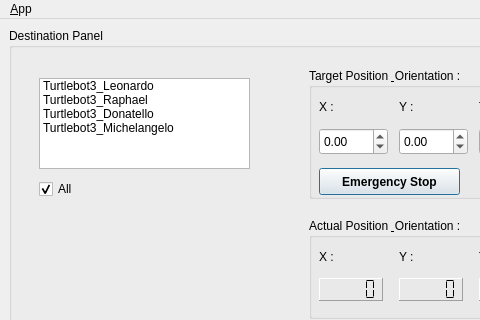
This is ui/main_window.ui in FranklinTeam/franklin_gui as Qt 5 draws it before an edit; both pictures show x 0 to 480 and y 0 to 320 of the 955 by 494 pixel window. The edited form follows.
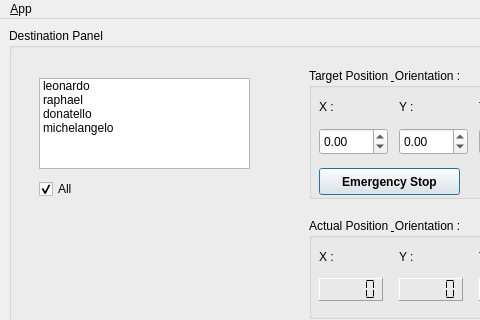
This is the edited form. Icons and pictures are not drawn.

Patch:
```diff
--- a/ui/main_window.ui
+++ b/ui/main_window.ui
@@ -214,22 +214,22 @@
        </property>
        <item>
         <property name="text">
-         <string>Turtlebot3_Leonardo</string>
+         <string>leonardo</string>
         </property>
        </item>
        <item>
         <property name="text">
-         <string>Turtlebot3_Raphael</string>
+         <string>raphael</string>
         </property>
        </item>
        <item>
         <property name="text">
-         <string>Turtlebot3_Donatello</string>
+         <string>donatello</string>
         </property>
        </item>
        <item>
         <property name="text">
-         <string>Turtlebot3_Michelangelo</string>
+         <string>michelangelo</string>
         </property>
        </item>
       </widget>
```
Left out of the diff: 7 changed lines with no effect on the pictures.
